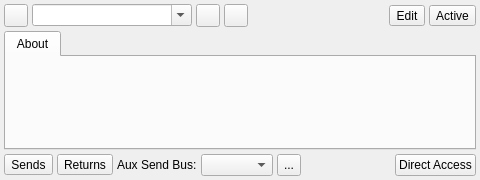
First picture: the form in src/qtractorPluginForm.ui, repository rncbc/qtractor, before the edit.
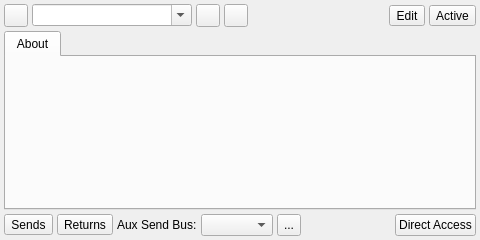
Second picture: the form after the edit. Icons and pictures are not drawn.

Commit message: - Possibly fix the audio aux-send insert crash issue on re-calculatingtotal track latency. (#203)

What changed in the file:
```diff
--- a/src/qtractorPluginForm.ui
+++ b/src/qtractorPluginForm.ui
@@ -27,7 +27,7 @@
     <x>0</x>
     <y>0</y>
     <width>480</width>
-    <height>180</height>
+    <height>240</height>
    </rect>
   </property>
   <property name="windowTitle">
@@ -37,6 +37,12 @@
    <iconset resource="qtractor.qrc">
     <normaloff>:/images/trackProperties.png</normaloff>:/images/trackProperties.png</iconset>
   </property>
+  <property name="minimumSize">
+   <size>
+    <width>480</width>
+    <height>240</height>
+   </size>
+  </property>
   <layout class="QVBoxLayout">
    <property name="spacing">
     <number>4</number>
@@ -210,7 +216,7 @@
          </property>
         </widget>
        </item>
-       <item row="1" column="0" colspan="2">
+       <item row="1" column="0" rowspan="2" colspan="2">
         <widget class="QLabel" name="AboutTextLabel">
          <property name="sizePolicy">
           <sizepolicy hsizetype="Preferred" vsizetype="Expanding">
@@ -226,6 +232,13 @@
          </property>
         </widget>
        </item>
+       <item row="3" column="0" colspan="2">
+        <widget class="QLabel" name="LatencyTextLabel">
+         <property name="alignment">
+          <set>Qt::AlignLeading|Qt::AlignLeft|Qt::AlignTop</set>
+         </property>
+        </widget>
+       </item>
       </layout>
      </widget>
     </widget>
```
The commit also changes 12 other files.
